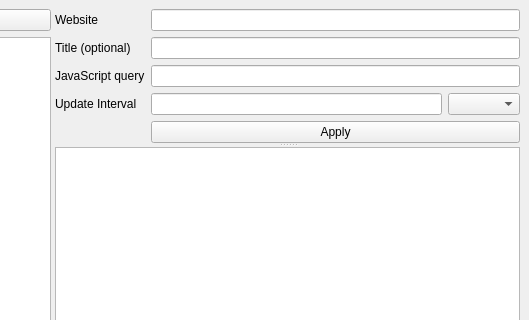
First picture: the form in src/mainwindow.ui, repository mmmm1998/WebWatcher, before the edit; both pictures show x 658 to 1187 and y 0 to 320 of the 1187 by 844 pixel window.
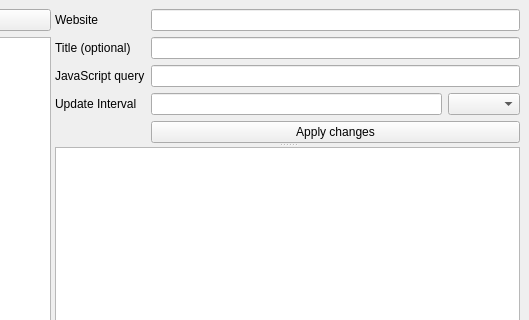
Second picture: the form after the edit. Icons and pictures are not drawn.

Commit message: Add tooltips for UI elemets

```diff
--- a/src/mainwindow.ui
+++ b/src/mainwindow.ui
@@ -215,7 +215,7 @@
          <item row="5" column="1">
           <widget class="QPushButton" name="updateSiteButtion">
            <property name="text">
-            <string>Apply</string>
+            <string>Apply changes</string>
            </property>
           </widget>
          </item>
```
Left out of the diff: 33 changed lines with no effect on the pictures. The commit also changes 1 other file.
